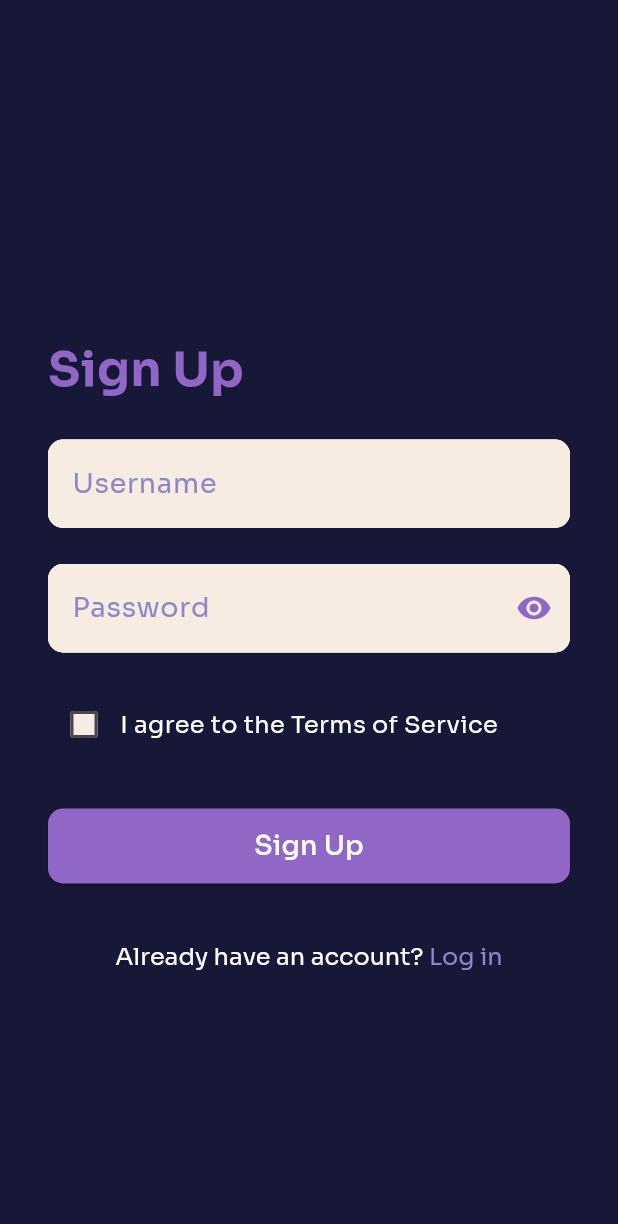
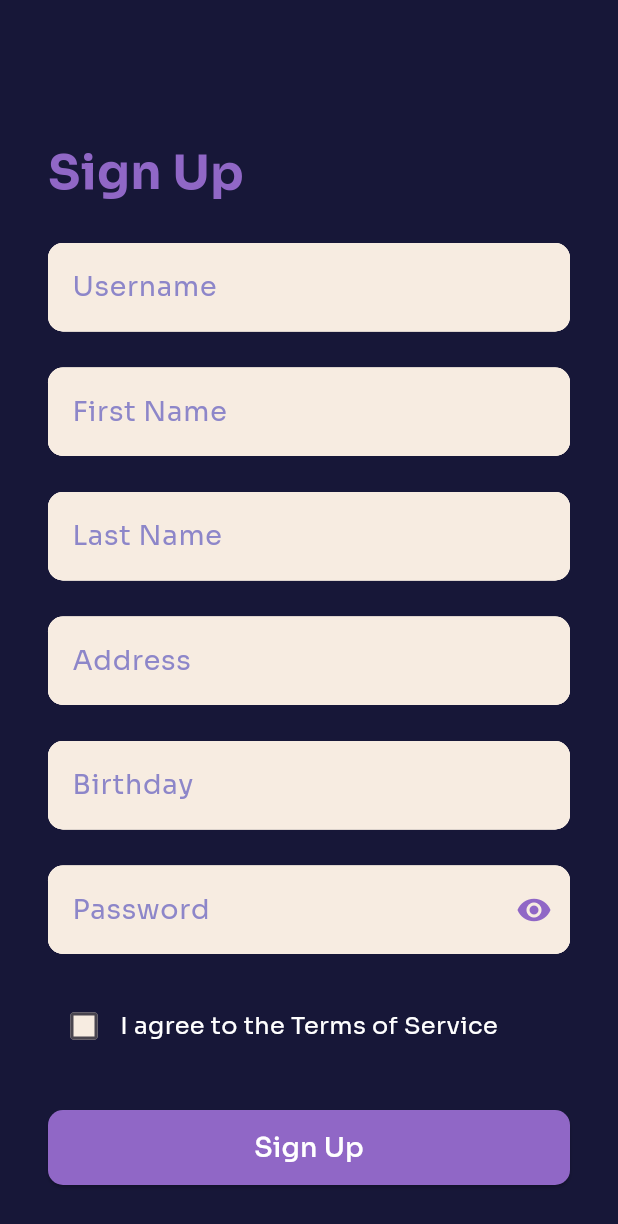
Before and after one commit to MustafaAlhasan404/MapProject, a Flutter app: the SignupPage screen opened directly, on a phone screen of 412 x 824 dp. Shown: the top 1224 px of the screen. Run offline on Flutter 3.47's test engine with Material 3 defaults, Android fonts, the light colour scheme and no system bars; our stand-ins replace google_fonts, google_nav_bar; missing offline and left inert: awesome_card.

Commit message:
New Signup

```diff
--- a/lib/signup.dart
+++ b/lib/signup.dart
@@ -4,8 +4,7 @@ import 'dart:convert';
 import 'package:flutter/material.dart';
 import 'package:google_fonts/google_fonts.dart';
 import 'package:http/http.dart' as http;
-// Import your LoginPage class
-import 'login.dart'; // Update with the correct path
+import 'login.dart';
 
 class SignupPage extends StatefulWidget {
   const SignupPage({Key? key}) : super(key: key);
@@ -15,11 +14,13 @@ class SignupPage extends StatefulWidget {
 }
 
 class _SignupPageState extends State<SignupPage> {
-  // Controllers for handling text input
   final TextEditingController _usernameController = TextEditingController();
   final TextEditingController _passwordController = TextEditingController();
+  final TextEditingController _firstNameController = TextEditingController();
+  final TextEditingController _lastNameController = TextEditingController();
+  final TextEditingController _addressController = TextEditingController();
+  final TextEditingController _birthdayController = TextEditingController();
 
-  // State variables
   bool _obscurePassword = true;
   bool _agreeToTerms = false;
 
@@ -39,6 +40,14 @@ class _SignupPageState extends State<SignupPage> {
                 const SizedBox(height: 24),
                 _buildInputField('Username', _usernameController),
                 const SizedBox(height: 24),
+                _buildInputField('First Name', _firstNameController),
+                const SizedBox(height: 24),
+                _buildInputField('Last Name', _lastNameController),
+                const SizedBox(height: 24),
+                _buildInputField('Address', _addressController),
+                const SizedBox(height: 24),
+                _buildInputField('Birthday', _birthdayController),
+                const SizedBox(height: 24),
                 _buildPasswordInput(),
                 const SizedBox(height: 24),
                 _buildCheckboxText('I agree to the Terms of Service'),
@@ -54,8 +63,6 @@ class _SignupPageState extends State<SignupPage> {
       ),
     );
   }
-
-  // Widgets for UI components
 
   Widget _buildHeaderText(String text) {
     return Text(
@@ -152,7 +159,7 @@ class _SignupPageState extends State<SignupPage> {
       width: double.infinity,
       child: TextButton(
         onPressed: () {
-          Navigator.pop(context); // Navigate back to the login page
+          Navigator.pop(context);
         },
         child: RichText(
           text: TextSpan(
@@ -168,7 +175,7 @@ class _SignupPageState extends State<SignupPage> {
                 text: 'Log in',
                 style: GoogleFonts.sora(
                   textStyle: TextStyle(
-                    color: Color(0xFF8D86C9), // Color for "Log in"
+                    color: Color(0xFF8D86C9),
                     fontSize: 16,
                   ),
                 ),
@@ -203,8 +210,6 @@ class _SignupPageState extends State<SignupPage> {
       },
     );
   }
-
-  // Styles and text configurations
 
   TextStyle _inputTextStyle() {
     return GoogleFonts.sora(
@@ -270,21 +275,27 @@ class _SignupPageState extends State<SignupPage> {
     );
   }
 
-  // Function to handle signup logic
-
   void _performSignup() async {
     final String username = _usernameController.text;
     final String password = _passwordController.text;
+    final String firstName = _firstNameController.text;
+    final String lastName = _lastNameController.text;
+    final String address = _addressController.text;
+    final String birthday = _birthdayController.text;
 
-    // Check if username or password is empty
-    if (username.isEmpty || password.isEmpty) {
-      print('Username or password is empty');
+    if (username.isEmpty ||
+        password.isEmpty ||
+        firstName.isEmpty ||
+        lastName.isEmpty ||
+        address.isEmpty ||
+        birthday.isEmpty) {
+      print('All fields are required');
+      _showErrorMessage(
+          'All fields are required. Please fill in all the fields.');
       return;
     }
 
-    // Replace 'http://your-server-url:3000/signup' with the actual URL of your Node.js server
-    final String serverUrl =
-        'http://10.0.2.2:3000/signup'; // Update with your server URL
+    final String serverUrl = 'http://10.0.2.2:3000/signup';
 
     try {
       final response = await http.post(
@@ -293,15 +304,16 @@ class _SignupPageState extends State<SignupPage> {
         body: jsonEncode({
           'username': username,
           'password': password,
+          'firstName': firstName,
+          'lastName': lastName,
+          'address': address,
+          'birthday': birthday,
         }),
       );
 
-      print('Server Response Code: ${response.statusCode}');
-      print('Server Response Body: ${response.body}');
-
-      if (response.statusCode == 200) {
+      if (response.statusCode == 201) {
         // Signup successful
-        // Navigate to the login page
+        // Navigate to the home screen
         Navigator.push(
           context,
           MaterialPageRoute(
@@ -309,26 +321,20 @@ class _SignupPageState extends State<SignupPage> {
                   LoginPage()), // Replace with your actual login page class
         );
       } else if (response.statusCode == 400) {
-        // Signup failed due to existing username
-        // Display an error message to the user
         print('Signup failed: Username already exists');
         _showErrorMessage(
             'Username already exists. Please enter another username.');
       } else {
-        // Signup failed for other reasons
-        // Display a generic error message
         print('Signup failed');
         _showErrorMessage('Signup failed. Please try again later.');
       }
     } catch (error) {
-      // Handle network or server errors
       print('Error: $error');
       _showErrorMessage(
           'An error occurred. Please check your network connection and try again.');
     }
   }
 
-  // Function to show an error message
   void _showErrorMessage(String message) {
     showDialog(
       context: context,
@@ -351,7 +357,6 @@ class _SignupPageState extends State<SignupPage> {
     );
   }
 
-  // Function to show an alert for accepting terms
   void _showTermsAlert(BuildContext context) {
     showDialog(
       context: context,
```
